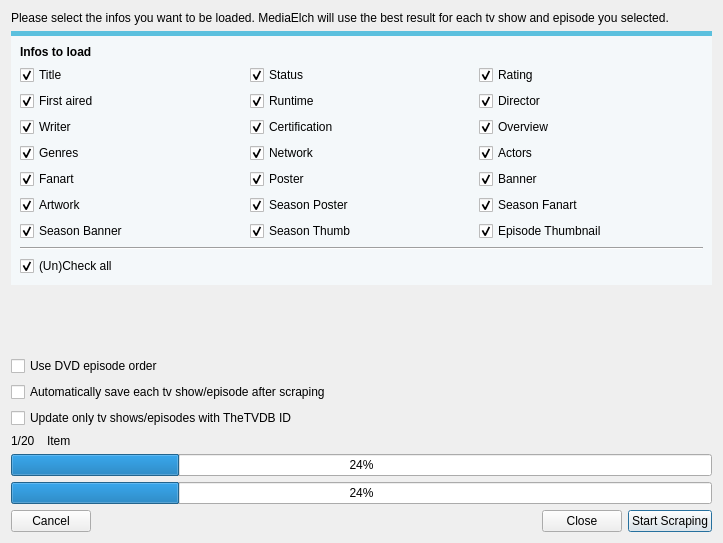
Qt form tvShows/TvShowMultiScrapeDialog.ui (Komet/MediaElch) before a commit.
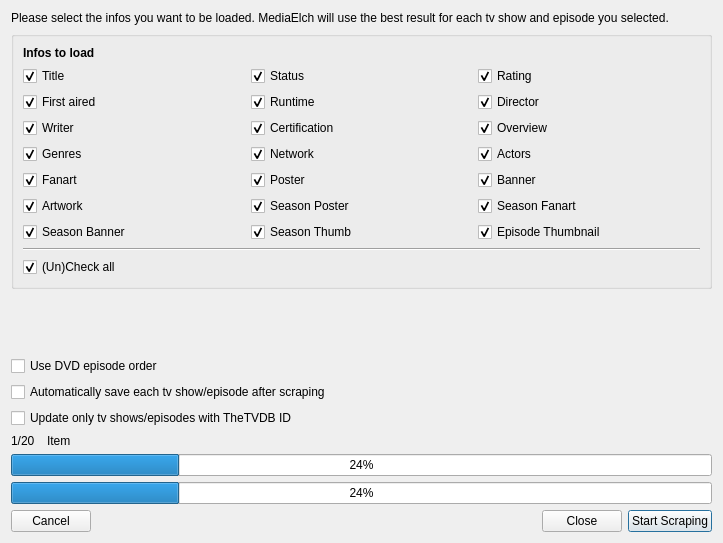
The same form after that commit. Icons and pictures are not drawn. Custom widgets are drawn as their Qt base class.

What changed in the file:
```diff
--- a/tvShows/TvShowMultiScrapeDialog.ui
+++ b/tvShows/TvShowMultiScrapeDialog.ui
@@ -30,13 +30,6 @@
    </item>
    <item>
     <widget class="QGroupBox" name="groupBox">
-     <property name="styleSheet">
-      <string notr="true">QGroupBox {
-    border-radius: 0px;
-    border-top: 5px solid #5BC0DE; 
-    background-color: #F4F8FA;
-}</string>
-     </property>
      <property name="title">
       <string/>
      </property>
```
